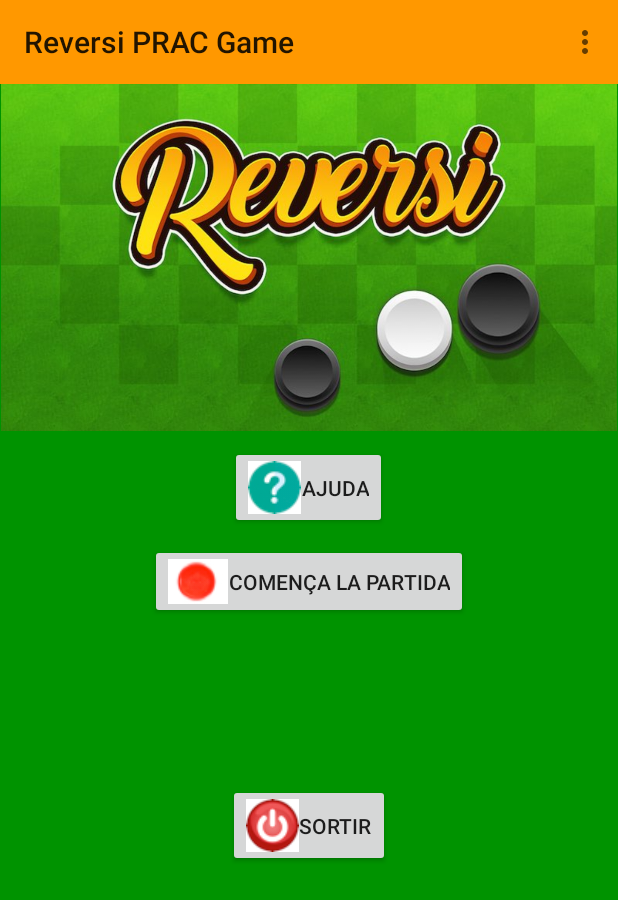
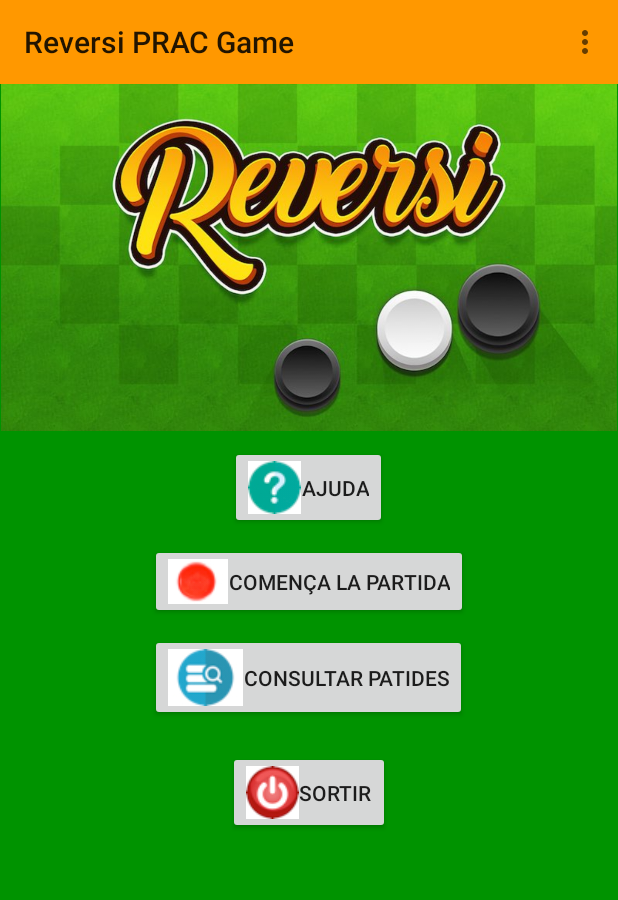
Before and after one commit to WhitenAND07/AndroidPractReversi, an Android app: the screen it shows after launch (InitialActivity), on a phone screen of 412 x 824 dp. Shown: the top 900 px of the screen. Run offline under Robolectric (Android 15) with nearby library versions, the phone set to English and light mode, and no system bars.

Commit message:
add new button, new activity and modified initial activity.java

```diff
--- a/app/src/main/AndroidManifest.xml
+++ b/app/src/main/AndroidManifest.xml
@@ -18,6 +18,7 @@
         <activity android:name=".Activities.ConfigurationActivity"/>
         <activity android:name=".Activities.GameActivity"/>
         <activity android:name=".Activities.ResultActivity"/>
+        <activity android:name=".Activities.ConsultActivity"/>
     </application>
 
 </manifest>
--- a/app/src/main/res/layout/activity_initial.xml
+++ b/app/src/main/res/layout/activity_initial.xml
@@ -43,11 +43,21 @@
         />
 
     <Button
+        android:id="@+id/btnConsult"
+        android:layout_width="wrap_content"
+        android:layout_height="wrap_content"
+        android:layout_gravity="center"
+        android:layout_marginTop="@dimen/distanciabotons"
+        android:text="Consultar patides"
+        android:drawableLeft="@drawable/consultar"
+        />
+
+    <Button
         android:id="@+id/btnExit"
         android:layout_width="wrap_content"
         android:layout_height="wrap_content"
         android:layout_gravity="center"
-        android:layout_marginTop="@dimen/botosortir"
+        android:layout_marginTop="@dimen/espaitext"
         android:drawableLeft="@drawable/sortir"
         android:text="@string/btnExit" />
 
```
Also changed, not shown: app/src/main/java/com/android/nilagut/practicareversi/Activities/ConsultActivity.java (added, +32 -0 lines), app/src/main/java/com/android/nilagut/practicareversi/Activities/InitialActivity.java (+9 -0 lines), app/src/main/res/layout/activity_consult.xml (added, +18 -0 lines), app/src/main/res/drawable/consultar.jpg (added), 1 other file.
